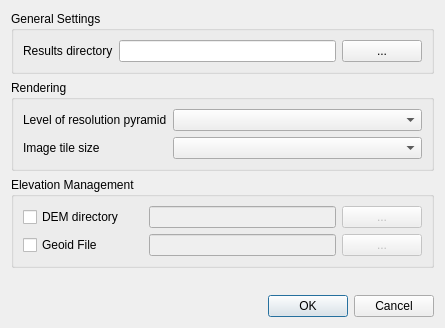
The window that Code/Application/Monteverdi/mvdPreferencesDialog.ui (orfeotoolbox/OTB) describes before a commit, drawn with Qt 5.
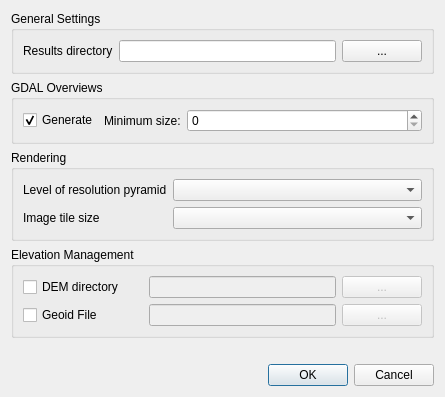
The same window after the commit.

Commit message: ENH: Added GDAL overviews section to preferences dialog.

Patch:
```diff
--- a/Code/Application/Monteverdi/mvdPreferencesDialog.ui
+++ b/Code/Application/Monteverdi/mvdPreferencesDialog.ui
@@ -10,7 +10,7 @@
     <x>0</x>
     <y>0</y>
     <width>445</width>
-    <height>328</height>
+    <height>397</height>
    </rect>
   </property>
   <property name="sizePolicy">
@@ -100,6 +100,53 @@
        </layout>
       </widget>
      </item>
+     <item>
+      <widget class="QGroupBox" name="overviewsGroupBox">
+       <property name="sizePolicy">
+        <sizepolicy hsizetype="Preferred" vsizetype="Preferred">
+         <horstretch>0</horstretch>
+         <verstretch>0</verstretch>
+        </sizepolicy>
+       </property>
+       <property name="title">
+        <string>GDAL Overviews</string>
+       </property>
+       <layout class="QGridLayout" name="gridLayout_5">
+        <item row="1" column="0">
+         <widget class="QCheckBox" name="overviewsCheckBox">
+          <property name="sizePolicy">
+           <sizepolicy hsizetype="Maximum" vsizetype="Fixed">
+            <horstretch>0</horstretch>
+            <verstretch>0</verstretch>
+           </sizepolicy>
+          </property>
+          <property name="text">
+           <string>Generate</string>
+          </property>
+          <property name="checked">
+           <bool>true</bool>
+          </property>
+         </widget>
+        </item>
+        <item row="1" column="1">
+         <widget class="QLabel" name="overviewsLabel">
+          <property name="sizePolicy">
+           <sizepolicy hsizetype="Maximum" vsizetype="Preferred">
+            <horstretch>0</horstretch>
+            <verstretch>0</verstretch>
+           </sizepolicy>
+          </property>
+          <property name="text">
+           <string>Minimum size:</string>
+          </property>
+         </widget>
+        </item>
+        <item row="1" column="2">
+         <widget class="QSpinBox" name="overviewsSpinBox"/>
+        </item>
+       </layout>
+      </widget>
+     </item>
      <item>
       <widget class="QGroupBox" name="renderingGroupBox">
        <property name="sizePolicy">
```
Left out of the diff: 19 changed lines with no effect on the pictures.
